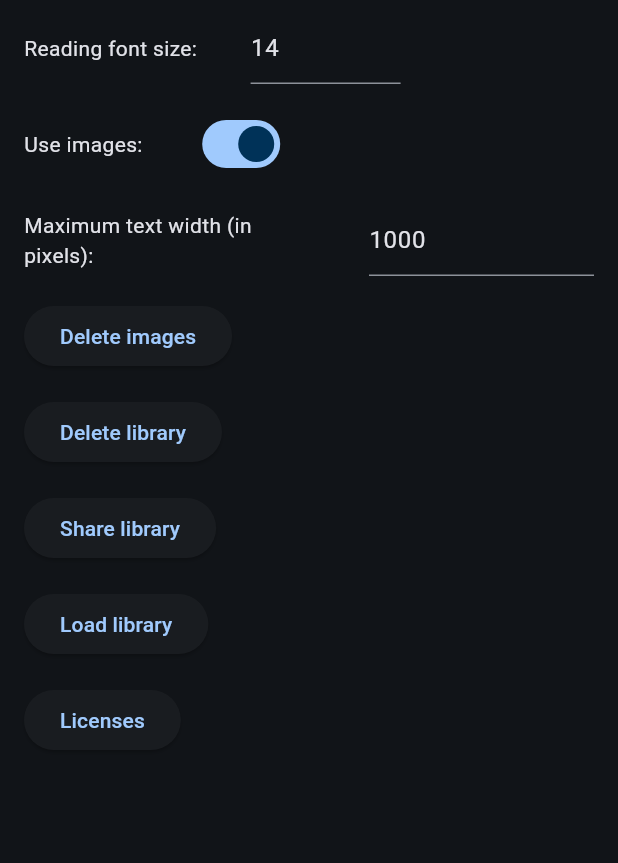
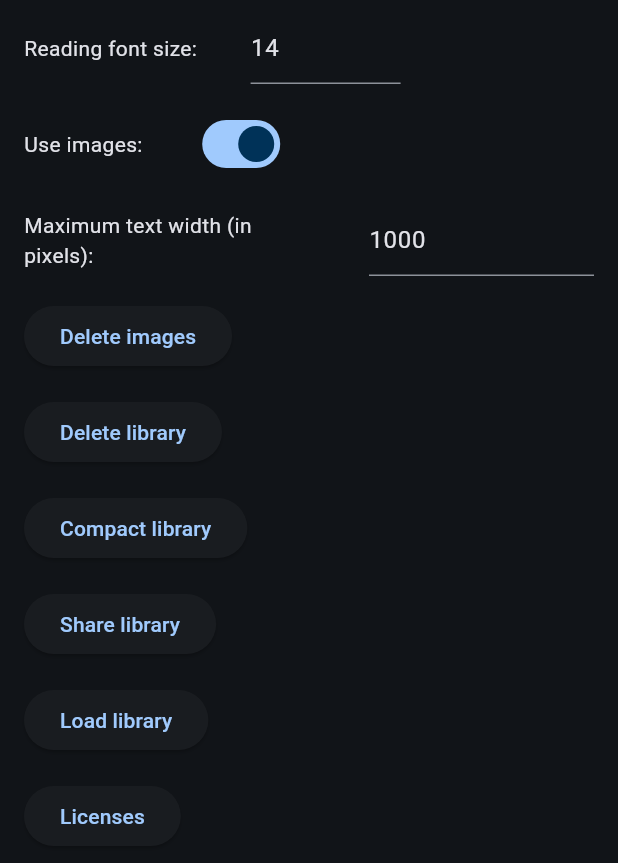
Before and after one commit to tareksander/StoryReader, a Flutter app: the SettingsPage widget shown alone on an empty page, opened directly, on a phone screen of 412 x 824 dp. Shown: the top 863 px of the screen. Run offline on Flutter 3.47's test engine with Material 3 defaults, Android fonts, the phone set to English and light mode, and no system bars; our stand-ins replace chopper, drift, flutter_riverpod, go_router, shared_preferences, shelf and 1 more; missing offline and left inert: sqlite3; accounts and stored records are empty; generated files the repository leaves out were written again; statements that could not run were skipped.

Commit message:
Added button to compact the database in the settings.

```diff
--- a/lib/pages/settings_page.dart
+++ b/lib/pages/settings_page.dart
@@ -108,7 +108,7 @@ class _SettingsPageState extends State<SettingsPage> {
                       Flexible(
                         child: Padding(
                           padding: const EdgeInsets.symmetric(vertical: 8.0),
-                          child: Text("Current thumbnail storage: ${imageSize.toStringAsFixed(2)}MB", softWrap: true),
+                          child: Text("Current image storage: ${imageSize.toStringAsFixed(2)}MB", softWrap: true),
                         ),
                       )
                     ],),
@@ -126,6 +126,12 @@ class _SettingsPageState extends State<SettingsPage> {
               padding: const EdgeInsets.all(8.0),
               child: Row(children: [
                 ElevatedButton(onPressed: () => _showDeleteLibrary(context), child: Text("Delete library"))
+              ],),
+            ),
+            Padding(
+              padding: const EdgeInsets.all(8.0),
+              child: Row(children: [
+                ElevatedButton(onPressed: () => appDB.vacuum(), child: Text("Compact library"))
               ],),
             ),
             Padding(
```
